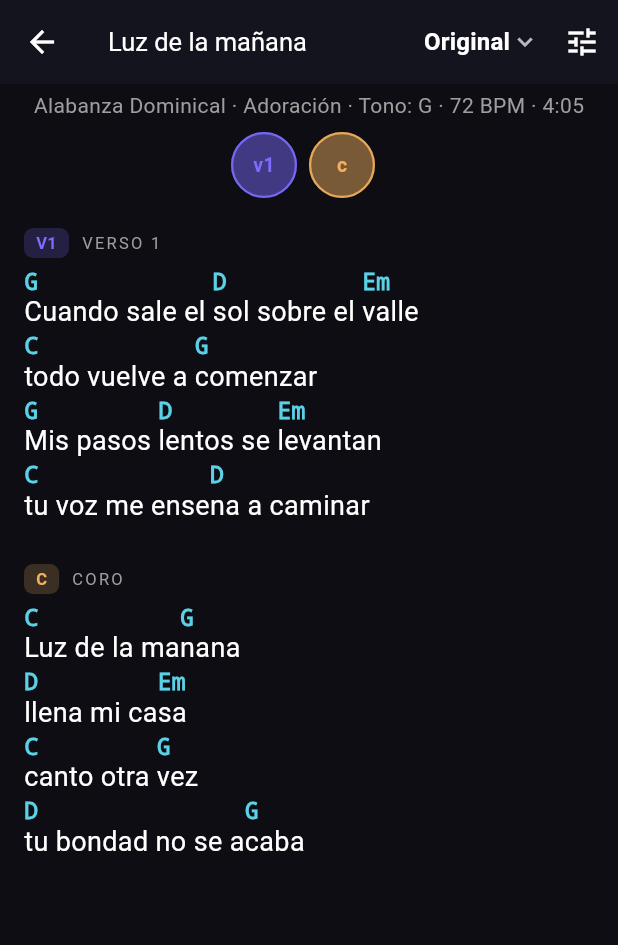
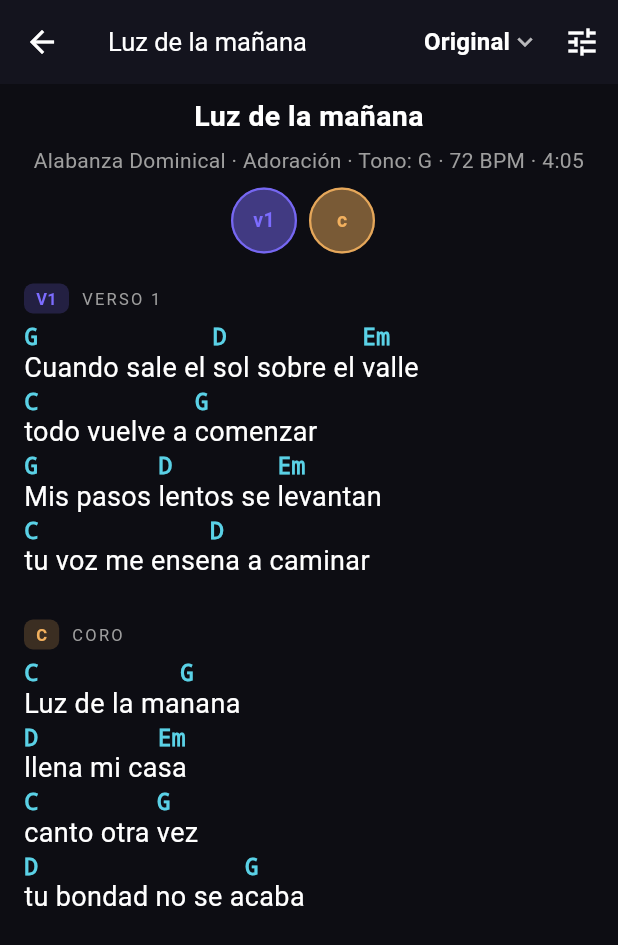
Before and after one commit to solfwer/Songkey, a Flutter app: the HomeShell screen opened directly with empty values, after a tap on "Luz de la mañana", on a phone screen of 412 x 824 dp. Shown: the top 945 px of the screen. Run offline on Flutter 3.47's test engine with Material 3 defaults, Android fonts, the phone set to English and light mode, and no system bars; our stand-ins replace file_picker, package_info_plus, share_plus, shared_preferences; missing offline and left inert: syncfusion_flutter_pdf; accounts and stored records are empty.

Commit message:
feat: mapa de toque (repeticiones sin duplicar letra), compartir/importar biblioteca y titulos sin tapar la tonalidad
Las secciones se guardan una sola vez y el orden de toque (Song.structure) define repeticiones: duplicar en la pestana Estructura solo anade la seccion al mapa. La cancion muestra el titulo completo arriba sin tapar el selector de tonalidad. Ajustes > Biblioteca permite compartir todas las canciones y grupos como JSON e importarlos (evita duplicados).

```diff
--- a/lib/data/chord_parser.dart
+++ b/lib/data/chord_parser.dart
@@ -180,6 +180,29 @@ List<Section> parseSong(String raw) {
     }
   }
   return sections.where((s) => s.lines.isNotEmpty || s.kind != SectionKind.other).toList();
+}
+
+/// Secciones en orden de interpretación ("mapa de toque"). Si [structure]
+/// (encabezados, admite repeticiones) está definido, se reordenan/repten las
+/// secciones canónicas del cuerpo; si no, se devuelve el orden del texto tal
+/// cual. Un encabezado de la estructura que ya no exista en el texto se ignora.
+List<Section> sectionsInOrder(String body, List<String>? structure) {
+  final canon = parseSong(body);
+  if (structure == null || structure.isEmpty) return canon;
+  final byLabel = <String, Section>{};
+  for (final s in canon) {
+    byLabel.putIfAbsent(s.label.trim(), () => s);
+  }
+  final out = <Section>[];
+  for (final h in structure) {
+    final key = h.trim();
+    final sec = key.isEmpty
+        // Texto inicial sin encabezado guardado: la sección "Inicio" del parser.
+        ? (canon.isNotEmpty && canon.first.label.trim() == 'Inicio' ? canon.first : null)
+        : byLabel[key];
+    if (sec != null) out.add(sec);
+  }
+  return out.isEmpty ? canon : out;
 }
 
 const _sharps = ['C', 'C#', 'D', 'D#', 'E', 'F', 'F#', 'G', 'G#', 'A', 'A#', 'B'];
--- a/lib/models/song.dart
+++ b/lib/models/song.dart
@@ -20,6 +20,13 @@ class Song {
   /// Momento de la última apertura (ISO-8601) para "Canciones recientes".
   String? lastOpenedAt;
 
+  /// Orden de toque (el "mapa"): encabezados de sección en orden de
+  /// interpretación, admite repeticiones (["Verso 1", "Coro", "Verso 1"]).
+  /// La letra de cada sección se guarda una sola vez en [body]; las
+  /// repeticiones viven solo aquí. null o [] = usar el orden del cuerpo
+  /// tal como está escrito (comportamiento anterior).
+  List<String>? structure;
+
   Song({
     required this.id,
     required this.title,
@@ -31,6 +38,7 @@ class Song {
     this.style,
     this.durationSec,
     this.lastOpenedAt,
+    this.structure,
   });
 
   Map<String, dynamic> toJson() => {
@@ -44,6 +52,7 @@ class Song {
         'style': style,
         'durationSec': durationSec,
         'lastOpenedAt': lastOpenedAt,
+        'structure': structure,
       };
 
   factory Song.fromJson(Map<String, dynamic> j) => Song(
@@ -57,6 +66,7 @@ class Song {
         style: j['style'],
         durationSec: j['durationSec'],
         lastOpenedAt: j['lastOpenedAt'],
+        structure: (j['structure'] as List?)?.map((e) => e.toString()).toList(),
       );
 
   /// Copia de la canción cambiando solo lo indicado (mantiene id y resto).
@@ -70,6 +80,7 @@ class Song {
     String? style,
     int? durationSec,
     String? lastOpenedAt,
+    List<String>? structure,
   }) =>
       Song(
         id: id,
@@ -82,5 +93,6 @@ class Song {
         style: style ?? this.style,
         durationSec: durationSec ?? this.durationSec,
         lastOpenedAt: lastOpenedAt ?? this.lastOpenedAt,
+        structure: structure ?? this.structure,
       );
 }
--- a/lib/screens/settings/settings_screen.dart
+++ b/lib/screens/settings/settings_screen.dart
@@ -3,6 +3,7 @@ import 'package:package_info_plus/package_info_plus.dart';
 
 import '../../data/seed.dart';
 import '../../data/store.dart';
+import '../../services/biblioteca_export.dart';
 import '../../theme.dart';
 import '../home/home_splash.dart';
 import 'legal_screen.dart';
@@ -40,6 +41,20 @@ class SettingsScreen extends StatelessWidget {
         const ListTile(title: Text('Tamaño de letra por defecto')),
         Slider(value: prefs.defaultFontSize, min: 12, max: 34, divisions: 22, label: prefs.defaultFontSize.toInt().toString(), onChanged: (v) => prefs.setDefaultFontSize(v)),
         Center(child: Text('Vista previa:', style: TextStyle(fontSize: prefs.defaultFontSize))),
+        const Divider(),
+        const ListTile(title: Text('Biblioteca', style: TextStyle(fontSize: 18, fontWeight: FontWeight.bold))),
+        ListTile(
+          leading: const Icon(Icons.ios_share, color: AppColors.accent),
+          title: const Text('Compartir biblioteca'),
+          subtitle: const Text('Envía todas tus canciones y grupos a otra persona'),
+          onTap: () => shareLibrary(context, store),
+        ),
+        ListTile(
+          leading: const Icon(Icons.file_download_outlined, color: AppColors.warm),
+          title: const Text('Importar biblioteca'),
+          subtitle: const Text('Añade canciones desde un archivo compartido'),
+          onTap: () => importLibrary(context, store),
+        ),
         const Divider(),
         const ListTile(title: Text('Preferencias', style: TextStyle(fontSize: 18, fontWeight: FontWeight.bold))),
         SwitchListTile(
--- a/lib/screens/song/song_screen.dart
+++ b/lib/screens/song/song_screen.dart
@@ -104,7 +104,7 @@ class _SongScreenState extends State<SongScreen> {
     return Scaffold(
       key: _scaffoldKey,
       appBar: AppBar(
-        title: Text(displayed.title, maxLines: 2, overflow: TextOverflow.visible, style: const TextStyle(fontSize: 17)),
+        title: Text(displayed.title, maxLines: 1, overflow: TextOverflow.ellipsis, style: const TextStyle(fontSize: 17)),
         actions: [
           _KeySelector(song: displayed, value: config.semitones == 0 ? null : sharpen(transposeChord(displayed.key, config.semitones)), american: config.americanNotation, onSelected: (k) => setState(() => config.semitones = semitoneShift(displayed.key, k))),
           IconButton(icon: const Icon(Icons.tune), tooltip: 'Opciones de vista', onPressed: () => _scaffoldKey.currentState?.openEndDrawer()),
@@ -214,7 +214,19 @@ class _SongPageState extends State<_SongPage> {
 
   @override
   Widget build(BuildContext context) {
-    final sections = parseSong(widget.song.body);
+    // Secciones en orden de toque (repeticiones incluidas según la
+    // estructura), con ids únicos por aparición para los saltos de sección.
+    final ordered = sectionsInOrder(widget.song.body, widget.song.structure);
+    final sections = <Section>[
+      for (var i = 0; i < ordered.length; i++)
+        Section(
+          id: 'sec$i',
+          kind: ordered[i].kind,
+          abbr: ordered[i].abbr,
+          label: ordered[i].label,
+          lines: ordered[i].lines,
+        ),
+    ];
 
     // Mantener las claves de sección alineadas con las secciones actuales.
     final ids = sections.map((x) => x.id).toSet();
@@ -224,9 +236,15 @@ class _SongPageState extends State<_SongPage> {
     }
 
     return Column(children: [
+      // Título completo (el de la barra superior se recorta para no tapar el
+      // selector de tonalidad).
+      Padding(
+        padding: const EdgeInsets.fromLTRB(16, 8, 16, 2),
+        child: Text(widget.song.title, textAlign: TextAlign.center, style: const TextStyle(fontSize: 19, fontWeight: FontWeight.bold)),
+      ),
       Padding(
         padding: const EdgeInsets.symmetric(horizontal: 16, vertical: 4),
-        child: Text(_metaLine(), style: const TextStyle(color: Colors.grey)),
+        child: Text(_metaLine(), textAlign: TextAlign.center, style: const TextStyle(color: Colors.grey)),
       ),
       SectionChips(
         sections: sections,
--- a/lib/services/setlist_export.dart
+++ b/lib/services/setlist_export.dart
@@ -96,7 +96,7 @@ Uint8List buildSetlistPdf(Setlist list, List<Song> songs) {
       );
       y += 24;
 
-      for (final sec in parseSong(song.body)) {
+      for (final sec in sectionsInOrder(song.body, song.structure)) {
         if (y > 740) breakPage();
         page.graphics.drawString(sec.label.toUpperCase(), labelFont, bounds: Rect.fromLTWH(margin, y, maxWidth, 18));
         y += 20;
--- a/lib/services/song_export.dart
+++ b/lib/services/song_export.dart
@@ -19,7 +19,7 @@ String songToPlainText(Song song, {int semitones = 0, bool lyricsOnly = false})
   buf.writeln('-' * 8);
   buf.writeln();
 
-  for (final sec in parseSong(song.body)) {
+  for (final sec in sectionsInOrder(song.body, song.structure)) {
     buf.writeln(sec.label.toUpperCase());
     for (final line in sec.lines) {
       if (line.isEmpty) {
@@ -100,7 +100,7 @@ Uint8List buildSongPdf(Song song, {int semitones = 0, bool lyricsOnly = false})
     );
     y += 26;
 
-    for (final sec in parseSong(song.body)) {
+    for (final sec in sectionsInOrder(song.body, song.structure)) {
       if (y > 780) breakPage();
       page.graphics.drawString(sec.label.toUpperCase(), labelFont, bounds: Rect.fromLTWH(margin, y, maxWidth, 18));
       y += 20;
```
Also changed, not shown: lib/screens/song/song_editor_page.dart (+124 -46 lines), lib/services/biblioteca_export.dart (added, +160 -0 lines), 1 other file.
